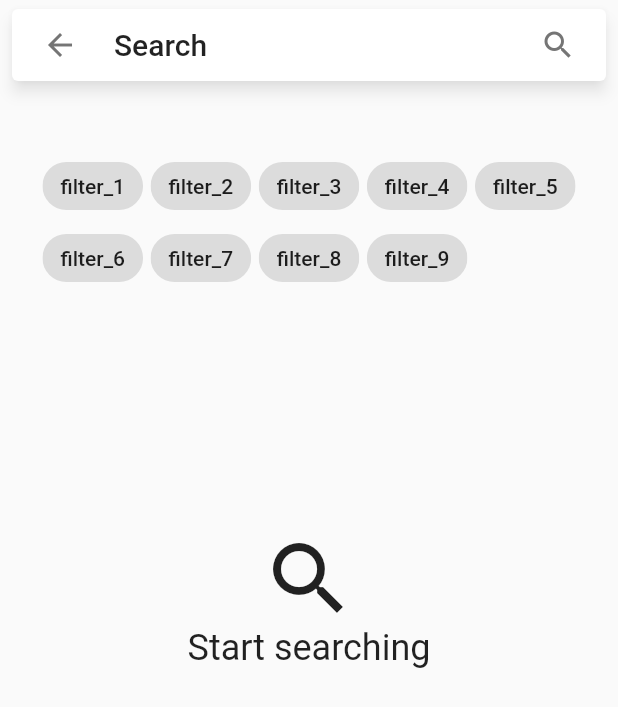
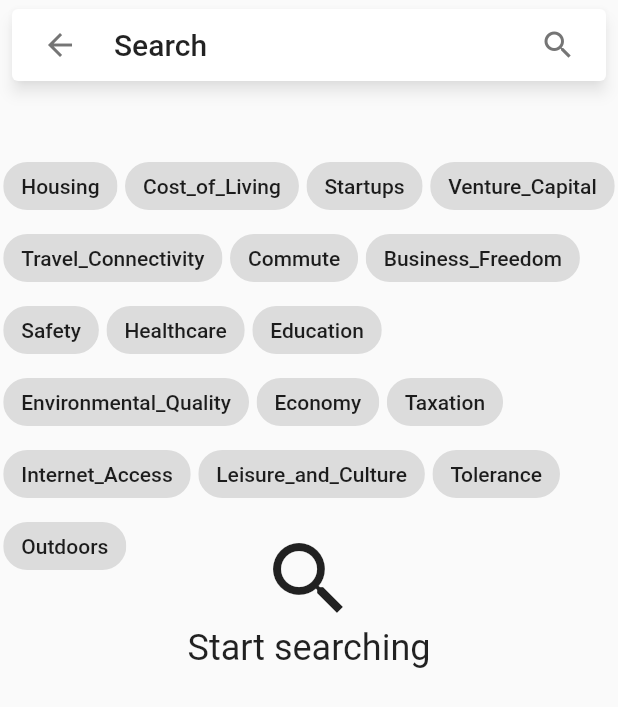
Before and after one commit to IT314-Group-34/IT314_project_34, a Flutter app: the SearchPage screen opened directly, on a phone screen of 412 x 824 dp. Shown: the top 707 px of the screen. Run offline on Flutter 3.47's test engine with Material 2 defaults, Android fonts, the light colour scheme and no system bars; drawn by our look-alikes of material_floating_search_bar; our stand-ins replace cloud_firestore, firebase_auth, firebase_core, flutter_signin_button, get, google_fonts and 4 more; accounts and stored records are empty; key blocks and very long unbroken strings in the code were emptied for the run.

Commit message:
Add main functionality of searchand filter

```diff
--- a/where_should_you_live/lib/searchAndFilterView.dart
+++ b/where_should_you_live/lib/searchAndFilterView.dart
@@ -1,19 +1,45 @@
 import 'package:flutter/material.dart';
 import 'package:material_floating_search_bar/material_floating_search_bar.dart';
-import 'search_service.dart';
+import 'package:firebase_core/firebase_core.dart';
+import 'firebase_options.dart';
+import 'package:cloud_firestore/cloud_firestore.dart';
+// import 'package:where_should_you_live/models/neibhorhood_model.dart'
+
+void main() async {
+  WidgetsFlutterBinding.ensureInitialized();
+  await Firebase.initializeApp(options: DefaultFirebaseOptions.currentPlatform);
+  runApp(MyApp());
+}
+
+class MyApp extends StatelessWidget {
+  @override
+  Widget build(BuildContext context) {
+    return MaterialApp(
+      title: 'Flutter Demo',
+      home: SearchPage(),
+    );
+  }
+}
 
 enum ExerciseFilter {
-  filter_1,
-  filter_2,
-  filter_3,
-  filter_4,
-  filter_5,
-  filter_6,
-  filter_7,
-  filter_8,
-  filter_9
+  Housing,
+  Cost_of_Living,
+  Startups,
+  Venture_Capital,
+  Travel_Connectivity,
+  Commute,
+  Business_Freedom,
+  Safety,
+  Healthcare,
+  Education,
+  Environmental_Quality,
+  Economy,
+  Taxation,
+  Internet_Access,
+  Leisure_and_Culture,
+  Tolerance,
+  Outdoors
 }
-
 
 //-----------------------------------------
 
@@ -21,7 +47,6 @@ class SearchPage extends StatefulWidget {
   @override
   _SearchPageState createState() => _SearchPageState();
 }
-
 
 //---------------------------------------
 
@@ -100,23 +125,13 @@ class _SearchPageState extends State<SearchPage> {
           ),
         ),
         transition: CircularFloatingSearchBarTransition(),
-        // Bouncing physics for the search history
         physics: BouncingScrollPhysics(),
-        // Title is displayed on an unopened (inactive) search bar
-        title: Text(
-          selectedTerm ?? 'Search',
-          style: Theme.of(context).textTheme.headline6,
-        ),
-        // Hint gets displayed once the search bar is tapped and opened
+        title: Text(selectedTerm ?? 'Search',
+            style: Theme.of(context).textTheme.headline6),
         hint: 'What are you looking for...',
-        actions: [
-          FloatingSearchBarAction.searchToClear(),
-        ],
-        onQueryChanged: (query) {
-          setState(() {
-            filteredSearchHistory = filterSearchTerms(filter: query);
-          });
-        },
+        actions: [FloatingSearchBarAction.searchToClear()],
+        onQueryChanged: (query) => setState(
+            () => filteredSearchHistory = filterSearchTerms(filter: query)),
         onSubmitted: (query) {
           setState(() {
             addSearchTerm(query);
@@ -125,25 +140,15 @@ class _SearchPageState extends State<SearchPage> {
           controller.close();
         },
         builder: (context, transition) {
-          return ClipRRect(
-            borderRadius: BorderRadius.circular(8),
-            child: Material(
-              color: Color.fromARGB(255, 252, 252, 252),
-              elevation: 4,
-              child: Builder(
-                builder: (context) {
-                  if (filteredSearchHistory.isEmpty &&
-                      controller.query.isEmpty) {
+          if (filteredSearchHistory.isEmpty && controller.query.isEmpty) {
             return Container(
               height: 56,
               width: double.infinity,
               alignment: Alignment.center,
-                      child: Text(
-                        'Start searching',
+              child: Text('Start searching',
                   maxLines: 1,
                   overflow: TextOverflow.ellipsis,
-                        style: Theme.of(context).textTheme.caption,
-                      ),
+                  style: Theme.of(context).textTheme.bodySmall),
             );
           } else if (filteredSearchHistory.isEmpty) {
             return ListTile(
@@ -161,21 +166,14 @@ class _SearchPageState extends State<SearchPage> {
             return Column(
               mainAxisSize: MainAxisSize.min,
               children: filteredSearchHistory
-                          .map(
-                            (term) => ListTile(
-                              title: Text(
-                                term,
-                                maxLines: 1,
-                                overflow: TextOverflow.ellipsis,
-                              ),
+                  .map((term) => ListTile(
+                        title: Text(term,
+                            maxLines: 1, overflow: TextOverflow.ellipsis),
                         leading: const Icon(Icons.history),
                         trailing: IconButton(
                           icon: const Icon(Icons.clear),
-                                onPressed: () {
-                                  setState(() {
-                                    deleteSearchTerm(term);
-                                  });
-                                },
+                          onPressed: () =>
+                              setState(() => deleteSearchTerm(term)),
                         ),
                         onTap: () {
                           setState(() {
@@ -184,21 +182,15 @@ class _SearchPageState extends State<SearchPage> {
                           });
                           controller.close();
                         },
-                            ),
-                          )
+                      ))
                   .toList(),
             );
           }
         },
       ),
-            ),
-          );
-        },
-      ),
     );
   }
 }
-
 
 //-----------------------------------------
 class SearchResultsListView extends StatefulWidget {
@@ -213,13 +205,18 @@ class SearchResultsListView extends StatefulWidget {
   State<SearchResultsListView> createState() => _SearchResultsListViewState();
 }
 
+//-----------------------------------------
 
-//-----------------------------------------
+
 class _SearchResultsListViewState extends State<SearchResultsListView> {
   final List<String> _filters = <String>[];
+  List<Map<int, dynamic>> _neighborDataList = [];
+  bool _loading = false;
+
   @override
   Widget build(BuildContext context) {
     if (widget.searchTerm == null) {
+      // Render the search filters and prompt.
       return SingleChildScrollView(
         child: Column(
           children: [
@@ -263,20 +260,165 @@ class _SearchResultsListViewState extends State<SearchResultsListView> {
                     ),
                     Text(
                       'Start searching',
-                    style: Theme.of(context).textTheme.headline5,
-                  )
+                      style: Theme.of(context).textTheme.headlineSmall,
+                    ),
                   ],
-              )),
+                ),
+              ),
             ),
           ],
         ),
       );
-    }
-    final fsb = FloatingSearchBar.of(context);
-
-    return const Scaffold(); // change the return function here
+    } else {
+      // Perform the search and update the list of neighborDataList.
+      if (!_loading) {
+        setState(() {
+          _loading = true;
+        });
+        SearchService()
+            .searchNeighborhoods(widget.searchTerm!, _filters)
+            .then((List<Map<int, dynamic>> neighborData) {
+          setState(() {
+            _neighborDataList = neighborData;
+            _loading = false;
+          });
+          print("Neighbor data: $_neighborDataList");
+        }).catchError((error) {
+          setState(() {
+            _neighborDataList = [];
+            _loading = false;
+          });
+        });
       }
     }
+
+    // Render the list of search results.
+    if (_loading) {
+      return Center(
+        child: CircularProgressIndicator(),
+      );
+    } else if (_neighborDataList.isEmpty) {
+      return Center(
+        child: Text('No results found.'),
+      );
+    } else {
+      print("Building search results list");
+      return ListView(
+        padding: EdgeInsets.all(16),
+        children: _neighborDataList
+            .map((neighborData) => buildImageInteractionCard1(
+                  neighborData['documentId'],
+                  neighborData['fullName'],
+                  neighborData['mobileImageLink'])
+            )
+            .toList(),
+      );
+    }
+  }
+}
+
+
+
+
+class SearchService {
+  final FirebaseFirestore _firestore = FirebaseFirestore.instance;
+
+  Future<List<Map<int, dynamic>>> searchNeighborhoods(
+      String searchQuery, List<String> filters) async {
+    Query query = _firestore.collection('City');
+
+    // Apply search query using where() method
+    if (searchQuery != null && searchQuery.isNotEmpty) {
+      query = query
+          .where('fullName', isGreaterThanOrEqualTo: searchQuery)
+          .where('fullName', isLessThan: searchQuery + 'z');
+    }
+
+    // Apply filters using orderBy() method
+    if (filters != null && filters.isNotEmpty) {
+      for (String filter in filters) {
+        query = query.orderBy('categories.$filter.score_out_of_10', descending: true);
+      }
+    }
+
+    try {
+      QuerySnapshot querySnapshot = await query.get();
+      List<Map<int, dynamic>> neighborhoods = [];
+      for (DocumentSnapshot doc in querySnapshot.docs) {
+        Map<int, dynamic> neighborhood = {
+          int.tryParse(doc.id) ?? 0: {
+            'fullName': (doc.data() as Map<String, dynamic>)['fullName'] as String,
+            'mobileImageLink': (doc.data() as Map<String, dynamic>)['mobile_image_link'] as String,
+          }
+        };
+        neighborhoods.add(neighborhood);
+      }
+      return neighborhoods;
+    } catch (error) {
+      print('Error in searchNeighborhoods: $error');
+      return [];
+    }
+  }
+}
+
+
+
+
+Widget buildImageInteractionCard1(int documentId, String fullName, String mobileImageLink) {
+  return Card(
+    clipBehavior: Clip.antiAlias,
+    shape: RoundedRectangleBorder(
+      borderRadius: BorderRadius.circular(24),
+    ),
+    child: Column(
+      children: [
+        Stack(
+          children: [
+            Ink.image(
+              image: NetworkImage(mobileImageLink),
+              child: InkWell(
+                onTap: () {},
+              ),
+              height: 240,
+              fit: BoxFit.cover,
+            ),
+            Positioned(
+              bottom: 16,
+              right: 16,
+              left: 16,
+              child: Text(
+                fullName,
+                style: TextStyle(
+                  fontWeight: FontWeight.bold,
+                  color: Colors.white,
+                  fontSize: 24,
+                ),
+              ),
+            ),
+          ],
+        ),
+        Padding(
+          padding: EdgeInsets.all(16).copyWith(bottom: 0),
+          child: Text(
+            documentId as String,
+            style: TextStyle(fontSize: 16),
+          ),
+        ),
+        ButtonBar(
+          alignment: MainAxisAlignment.start,
+          children: [
+            MaterialButton(
+              child: Text('More Details'),
+              onPressed: () {},
+            ),
+          ],
+        )
+      ],
+    ),
+  );
+}
+
+
 
 
 
@@ -291,10 +433,6 @@ class _SearchResultsListViewState extends State<SearchResultsListView> {
 //   TextEditingController _searchController = TextEditingController();
 //   // Filter state variables
 
-//   void _searchAndFilter() {
-//     String searchQuery = _searchController.text;
-//     SearchService().searchNeighborhoods( searchTerm, _filters);
-//   }
 
 //   @override
 //   Widget build(BuildContext context) {
```
Lines whose indentation alone changed are shown as unchanged.
